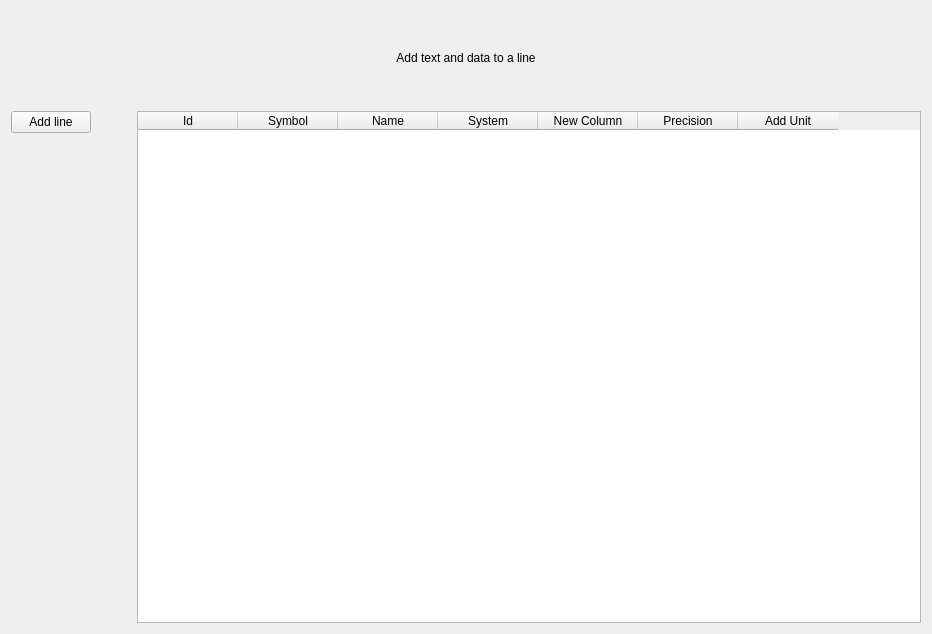
This is Hardware Monitor Applet/GUI/LineEditPageWidget.ui in jimmyd-be/Hardware-Monitor-Applet as Qt 5 draws it before an edit. The edited form follows.
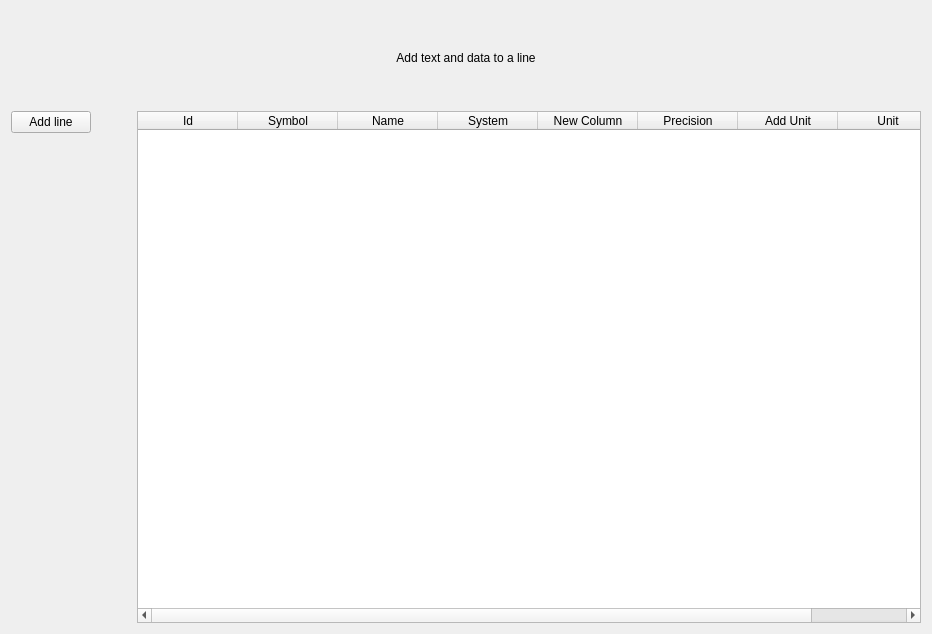
This is the edited form.

Commit message:
Add unit to DataPage and LineEditPage.
Fixed $1 and $10 bug

```diff
--- a/Hardware Monitor Applet/GUI/LineEditPageWidget.ui
+++ b/Hardware Monitor Applet/GUI/LineEditPageWidget.ui
@@ -153,6 +153,11 @@
          <string>Add Unit</string>
         </property>
        </column>
+       <column>
+        <property name="text">
+         <string>Unit</string>
+        </property>
+       </column>
       </widget>
      </item>
     </layout>
```
Left out of the diff: 3 changed lines with no effect on the pictures. The commit also changes 3 other files.
